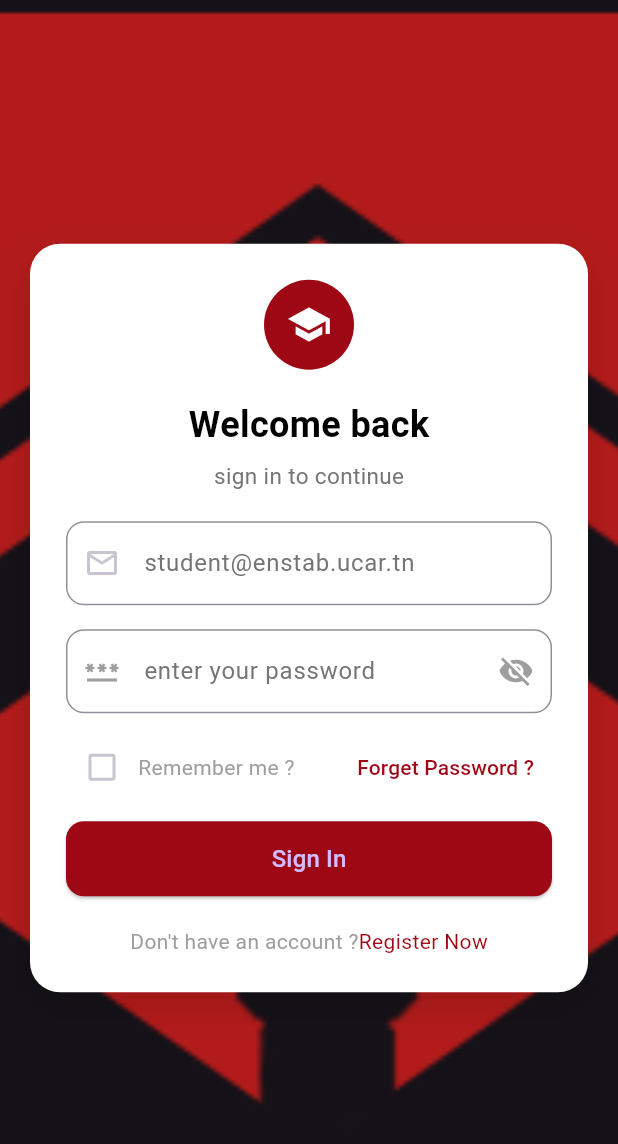
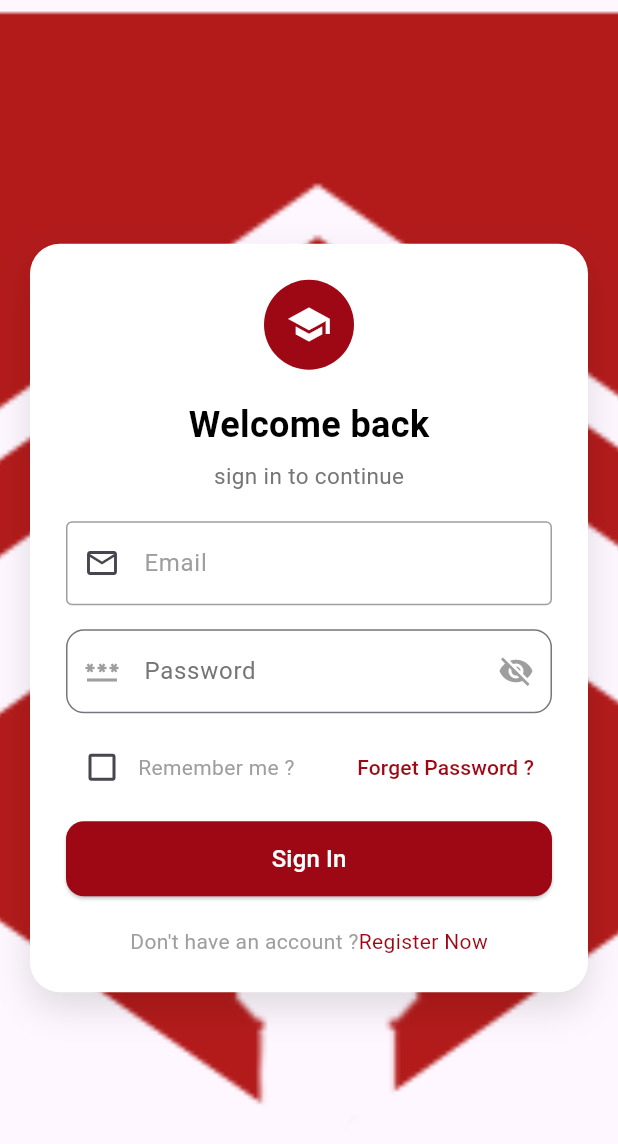
Before and after one commit to ademmhadhraoui-blip/enstab_house_pfa, a Flutter app: the screen it shows after launch, on a phone screen of 412 x 824 dp. Shown: the top 1144 px of the screen. Run offline on Flutter 3.47's test engine with Material 3 defaults, Android fonts, the phone set to English and light mode, and no system bars.

Commit message:
update in 29/01/2026

```diff
--- /dev/null
+++ b/lib/constants.dart
@@ -0,0 +1,23 @@
+import 'package:flutter/material.dart';
+
+    final  kTextFilledDecoration =  InputDecoration(
+        labelText: "Email" ,
+        labelStyle: TextStyle(
+          color: Colors.grey,
+        ),
+        enabledBorder: OutlineInputBorder(
+            borderSide: BorderSide(
+              color: Colors.grey ,
+            )
+        ),
+        focusedBorder: OutlineInputBorder(
+            borderSide: BorderSide(
+              color: Color(0xFF9E0815),
+            )
+        ),
+        prefixIcon: const Icon(Icons.email_outlined),
+        hintText: "student@enstab.ucar.tn",
+        border: OutlineInputBorder(
+          borderRadius: BorderRadius.circular(12) ,
+        )
+    ) ;
--- a/lib/main.dart
+++ b/lib/main.dart
@@ -8,20 +8,7 @@ class MyApp extends StatelessWidget {
   @override
   Widget build(BuildContext context) {
     return MaterialApp(
-      theme: ThemeData.dark().copyWith(
-       appBarTheme:const AppBarTheme(
-         backgroundColor: Color(0xFF9E0815) ,
-           surfaceTintColor: Colors.transparent,
-           centerTitle: true,
-           titleTextStyle: TextStyle(
-             color: Colors.white,
-             fontSize: 20,
-             fontWeight: FontWeight.bold,
-       ),
-       ),
-      ),
-        home: LoginScreen(),
+      home: LoginScreen(),
     );
-
   }
 }
--- a/lib/screens/login_screen.dart
+++ b/lib/screens/login_screen.dart
@@ -1,4 +1,6 @@
+import 'package:enstabhouse/constants.dart';
 import 'package:flutter/material.dart';
+import 'package:enstabhouse/screens/register_screen.dart';
 class LoginScreen extends StatelessWidget {
   const LoginScreen({super.key});
 
@@ -7,14 +9,17 @@ class LoginScreen extends StatelessWidget {
     return Scaffold(
       body : Stack(
          children: [
-           Container(
-             decoration: BoxDecoration(
-               image: DecorationImage(
-                 image: AssetImage("images/logo.png") ,
-                 fit: BoxFit.cover ,
+           Positioned.fill(
+             child: Container(
+               decoration: BoxDecoration(
+                 image: DecorationImage(
+                   image: AssetImage("images/logo.png"
+                   ),
+                   fit: BoxFit.cover ,
+                 ),
                ),
              ),
-           ) ,
+           ),
 
            Center(
              child: SingleChildScrollView(
@@ -28,7 +33,7 @@ class LoginScreen extends StatelessWidget {
                      BoxShadow(
                        color: Colors.black12,
                        blurRadius: 20.0,
-                       offset: Offset(0 ,10) ,
+                       offset: Offset(0 ,10),
                      ),
                    ],
                  ),
@@ -62,23 +67,13 @@ class LoginScreen extends StatelessWidget {
                      ),
                      const SizedBox(height :20.0) ,
                      TextField(
-                       decoration: InputDecoration(
-                         labelText: "student@enstab.ucar.tn" ,
-                         labelStyle: TextStyle(
-                           color: Colors.grey.shade600,
-                         ),
-                         prefixIcon: const Icon(Icons.email_outlined),
-                           hintText: "student@enstab.ucar.tn",
-                           border: OutlineInputBorder(
-                             borderRadius: BorderRadius.circular(12) ,
-                           )
-                       ),
+                       decoration:kTextFilledDecoration,
                      ),
                      const SizedBox(height: 16.0,) ,
                       TextField(
                         obscureText: true,
                         decoration: InputDecoration(
-                          labelText: "enter your password",
+                          labelText: "Password",
                           labelStyle: TextStyle(
                             color: Colors.grey.shade600,
                           ),
@@ -89,7 +84,7 @@ class LoginScreen extends StatelessWidget {
                             suffixIcon: const Icon(Icons.visibility_off ,
                               color: Colors.grey,
                             ),
-                            hintText: "enter your password",
+                            hintText: "Enter your password",
                           border: OutlineInputBorder(
                             borderRadius: BorderRadius.circular(12.0),
                           )
@@ -131,7 +126,10 @@ class LoginScreen extends StatelessWidget {
                            )
                          ),
                          child: Text("Sign In" ,
-                         style: TextStyle(fontSize: 16.0),
+                         style: TextStyle(
+                              color: Colors.white,
+                              fontSize: 16.0
+                         ),
                          ),
                        ),
                      ),
@@ -144,7 +142,12 @@ class LoginScreen extends StatelessWidget {
                          ),
                          ),
                          GestureDetector(
-                           onTap:(){} ,
+                           onTap:(){
+                             Navigator.push(context , MaterialPageRoute(
+                               builder: (context)=> RegisterScreen() ,
+                             ),
+                             );
+                           } ,
                            child: Text("Register Now" ,
                            style: TextStyle(
                                color: Color(0xFF9E0815
@@ -154,7 +157,6 @@ class LoginScreen extends StatelessWidget {
                          )
                        ],
                      )
-
                    ],
                  ),
                ),
```
Also changed, not shown: lib/screens/register_screen.dart (added, +96 -0 lines).
